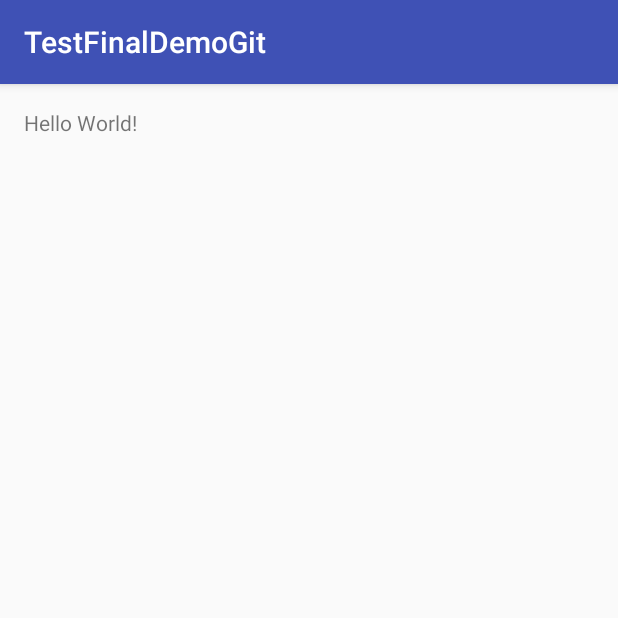
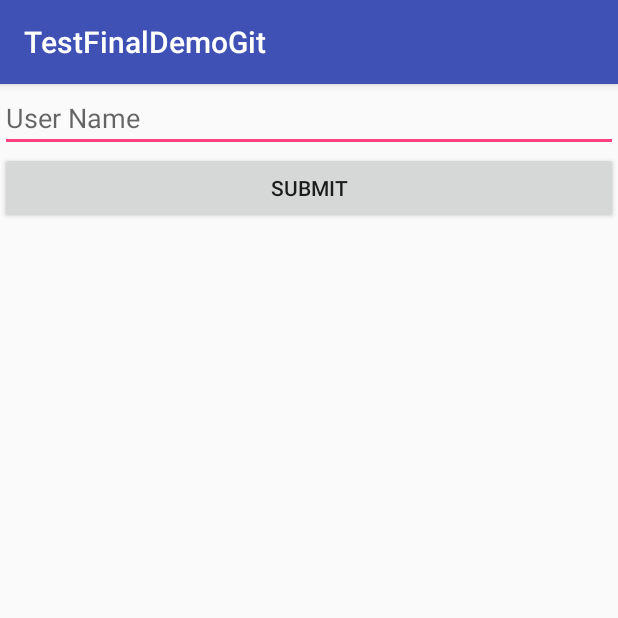
Before and after one commit to mkpmusafir/TestFinalDemoGit, an Android app: the screen it shows after launch (MainActivity), on a phone screen of 412 x 824 dp, the top half of it. Run offline under Robolectric (Android 15) with nearby library versions, the phone set to English and light mode, and no system bars.

Commit message:
add  user information
add user information

```diff
--- a/app/src/main/res/layout/activity_main.xml
+++ b/app/src/main/res/layout/activity_main.xml
@@ -1,17 +1,25 @@
 <?xml version="1.0" encoding="utf-8"?>
-<RelativeLayout xmlns:android="http://schemas.android.com/apk/res/android"
+<LinearLayout xmlns:android="http://schemas.android.com/apk/res/android"
     xmlns:tools="http://schemas.android.com/tools"
     android:id="@+id/activity_main"
     android:layout_width="match_parent"
     android:layout_height="match_parent"
-    android:paddingBottom="@dimen/activity_vertical_margin"
-    android:paddingLeft="@dimen/activity_horizontal_margin"
-    android:paddingRight="@dimen/activity_horizontal_margin"
-    android:paddingTop="@dimen/activity_vertical_margin"
     tools:context="bthrust.testfinaldemogit.MainActivity">
 
-    <TextView
-        android:layout_width="wrap_content"
-        android:layout_height="wrap_content"
-        android:text="Hello World!" />
-</RelativeLayout>
+ <LinearLayout
+     android:layout_width="match_parent"
+     android:layout_height="wrap_content"
+     android:orientation="vertical">
+     <EditText
+         android:layout_width="match_parent"
+         android:layout_height="wrap_content"
+         android:hint="User Name"/>
+
+     <Button
+         android:layout_width="match_parent"
+         android:layout_height="wrap_content"
+         android:text="Submit"/>
+
+ </LinearLayout>
+
+</LinearLayout>
```
